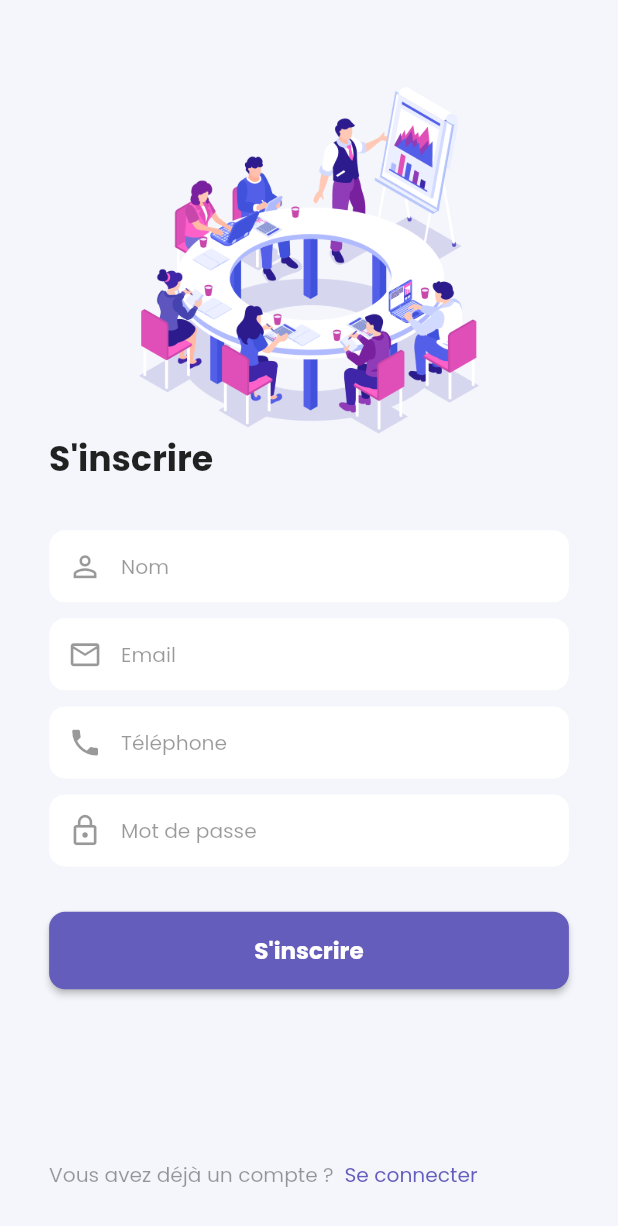
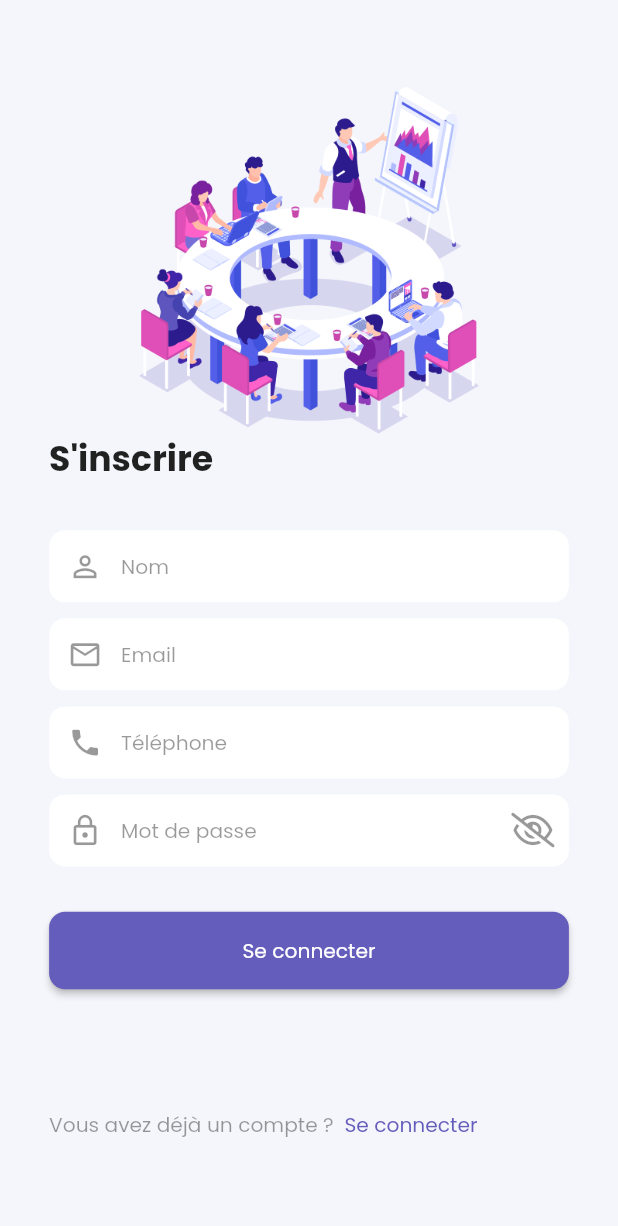
Before and after one commit to Poseidon1402/room_master, a Flutter app: the SubscribeScreen screen opened by its route, on a phone screen of 412 x 824 dp. Shown: the top 1226 px of the screen. Run offline on Flutter 3.47's test engine with Material 2 defaults, Android fonts, the light colour scheme and no system bars; our stand-ins replace bloc, cloud_firestore, equatable, firebase_auth, firebase_core, flutter_bloc and 5 more; missing offline and left inert: time_range_picker; accounts and stored records are empty.

Commit message:
done:subscription

```diff
--- a/lib/core/presentation/bloc/auth/auth_event.dart
+++ b/lib/core/presentation/bloc/auth/auth_event.dart
@@ -8,3 +8,17 @@ class AuthEventLogin extends AuthEvent {
 
   AuthEventLogin({required this.email, required this.password});
 }
+
+class AuthEventSubscribe extends AuthEvent {
+  final String name;
+  final String email;
+  final String password;
+  final String? phone;
+
+  AuthEventSubscribe({
+    required this.name,
+    required this.password,
+    required this.email,
+    this.phone
+  });
+}
--- a/lib/features/subscribe/presentation/widgets/subscribe_body.dart
+++ b/lib/features/subscribe/presentation/widgets/subscribe_body.dart
@@ -1,19 +1,78 @@
 import 'package:flutter/gestures.dart';
 import 'package:flutter/material.dart';
+import 'package:flutter_bloc/flutter_bloc.dart';
 import 'package:flutter_screenutil/flutter_screenutil.dart';
+import 'package:flutter_spinkit/flutter_spinkit.dart';
+import 'package:font_awesome_flutter/font_awesome_flutter.dart';
 import 'package:go_router/go_router.dart';
+import 'package:meeting_room/core/enums/load_status.dart';
 
 import '../../../../core/constants/app_color.dart';
+import '../../../../core/constants/route_path.dart';
+import '../../../../core/presentation/bloc/auth/auth_bloc.dart';
 import '../../../../core/presentation/components/app_elevated_button.dart';
 import '../../../../core/presentation/components/app_text_form_field.dart';
 
-class SubscribeBody extends StatelessWidget {
+class SubscribeBody extends StatefulWidget {
   const SubscribeBody({super.key});
 
   @override
+  State<SubscribeBody> createState() => _SubscribeBodyState();
+}
+
+class _SubscribeBodyState extends State<SubscribeBody> {
+  late TextEditingController _nameController;
+  late TextEditingController _emailController;
+  late TextEditingController _passwordController;
+  late TextEditingController _phoneController;
+  bool _isPasswordNotVisible = true;
+
+  @override
+  void initState() {
+    _nameController = TextEditingController();
+    _emailController = TextEditingController();
+    _passwordController = TextEditingController();
+    _phoneController = TextEditingController();
+    super.initState();
+  }
+  @override
   Widget build(BuildContext context) {
 
-    return SizedBox(
+    return BlocListener<AuthBloc, AuthState>(
+      listener: (context, state) {
+        if (state.status.isSuccess) {
+          Future.delayed(const Duration(milliseconds: 2000))
+            .then((value) {
+            ScaffoldMessenger.of(context).showSnackBar(
+              SnackBar(
+                content: Text(
+                  'Votre inscription s\' est déroulé avec succès',
+                  style: Theme.of(context).textTheme.bodySmall?.copyWith(
+                    color: Colors.white,
+                  ),
+                  textAlign: TextAlign.center,
+                ),
+                backgroundColor: const Color.fromRGBO(238, 75, 43, 1),
+              ),
+            );
+              context.go(RoutePath.roomList);
+          });
+        } else if (state.status.isError) {
+          ScaffoldMessenger.of(context).showSnackBar(
+            SnackBar(
+              content: Text(
+                state.error as String,
+                style: Theme.of(context).textTheme.bodySmall?.copyWith(
+                  color: Colors.white,
+                ),
+                textAlign: TextAlign.center,
+              ),
+              backgroundColor: const Color.fromRGBO(238, 75, 43, 1),
+            ),
+          );
+        }
+      },
+      child: SizedBox(
         width: MediaQuery.of(context).size.width,
         height: MediaQuery.of(context).size.height,
         child: Padding(
@@ -21,8 +80,7 @@ class SubscribeBody extends StatelessWidget {
             horizontal: 34.w,
             vertical: 35.h,
           ),
-        child: Column(
-          crossAxisAlignment: CrossAxisAlignment.start,
+          child: ListView(
             children: [
               SizedBox(height: 30.h,),
               Center(
@@ -38,6 +96,7 @@ class SubscribeBody extends StatelessWidget {
               ),
               SizedBox(height: 33.h,),
               AppTextFormField(
+                controller: _nameController,
                 hintText: 'Nom',
                 prefixIcon: Icon(
                   Icons.person_outline,
@@ -47,6 +106,7 @@ class SubscribeBody extends StatelessWidget {
               ),
               SizedBox(height: 12.h,),
               AppTextFormField(
+                controller: _emailController,
                 hintText: 'Email',
                 prefixIcon: Icon(
                   Icons.email_outlined,
@@ -56,6 +116,7 @@ class SubscribeBody extends StatelessWidget {
               ),
               SizedBox(height: 12.h,),
               AppTextFormField(
+                controller: _phoneController,
                 hintText: 'Téléphone',
                 prefixIcon: Icon(
                   Icons.phone,
@@ -65,25 +126,67 @@ class SubscribeBody extends StatelessWidget {
               ),
               SizedBox(height: 12.h,),
               AppTextFormField(
+                controller: _passwordController,
                 hintText: 'Mot de passe',
+                obscureText: _isPasswordNotVisible,
                 prefixIcon: Icon(
                   Icons.lock_outline,
                   size: 24.sp,
                   color: Colors.black.withOpacity(0.4),
                 ),
-            ),
-            SizedBox(height: 34.h,),
-            AppElevatedButton(
-              onPressed: () => print('test'),
-              text: Text(
-                'S\'inscrire',
-                style: Theme.of(context).textTheme.bodyLarge?.copyWith(
-                  color: Colors.white,
-                  fontSize: Theme.of(context).textTheme.bodyLarge?.fontSize,
+                suffixIcon: InkWell(
+                  onTap: () => setState(() => _isPasswordNotVisible = !_isPasswordNotVisible),
+                  child: Icon(
+                    _isPasswordNotVisible
+                        ? FontAwesomeIcons.eyeSlash
+                        : FontAwesomeIcons.eye,
+                    size: 24.sp,
+                    color: Colors.black.withOpacity(0.4),
                   ),
                 ),
               ),
-            const Spacer(),
+              SizedBox(height: 34.h,),
+          BlocBuilder<AuthBloc, AuthState>(
+            builder: (context, state) => AppElevatedButton(
+                onPressed: () {
+                  context.read<AuthBloc>().add(AuthEventSubscribe(
+                    name: _nameController.text,
+                    password: _passwordController.text,
+                    email: _emailController.text,
+                    phone: _phoneController.text,
+                  ));
+                },
+                buttonColor: state.status.isSuccess
+                    ? AppColor.green
+                    : AppColor.purple,
+                text: Builder(
+                  builder: (context) {
+                    if (state.status.isLoading) {
+                      return SpinKitThreeBounce(
+                        color: Colors.white,
+                        size: 20.sp,
+                      );
+                    }
+
+                    if (state.status.isSuccess) {
+                      return Icon(
+                        Icons.check_circle_outline,
+                        color: Colors.white,
+                        size: 30.sp,
+                      );
+                    }
+
+                    return Text(
+                      'Se connecter',
+                      style:
+                      Theme.of(context).textTheme.bodySmall?.copyWith(
+                        color: Colors.white,
+                      ),
+                    );
+                  },
+                )),
+              ),
+              SizedBox(height: 90.h,),
               RichText(
                 text: TextSpan(
                   children: [
@@ -107,6 +210,7 @@ class SubscribeBody extends StatelessWidget {
             ],
           ),
         ),
+      ),
     );
   }
 }
```
Also changed, not shown: lib/core/presentation/bloc/auth/auth_bloc.dart (+34 -0 lines). Lines whose indentation alone changed are shown as unchanged.
